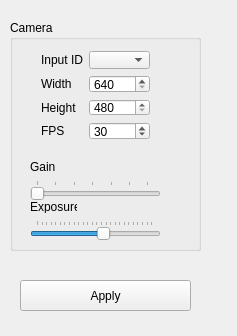
The window that Client/src/view/ConfigWindow.ui (AIRLegend/aitrack) describes before a commit, drawn with Qt 5.
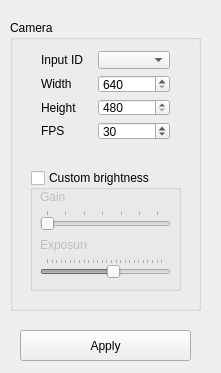
The same window after the commit.

Commit message: Added camera option to Config GUI to use default camera parameters.

```diff
--- a/Client/src/view/ConfigWindow.ui
+++ b/Client/src/view/ConfigWindow.ui
@@ -9,8 +9,8 @@
    <rect>
     <x>0</x>
     <y>0</y>
-    <width>237</width>
-    <height>336</height>
+    <width>221</width>
+    <height>373</height>
    </rect>
   </property>
   <property name="windowTitle">
@@ -22,94 +22,18 @@
      <x>10</x>
      <y>20</y>
      <width>191</width>
-     <height>231</height>
+     <height>291</height>
     </rect>
    </property>
    <property name="title">
     <string>Camera</string>
    </property>
-   <widget class="QSlider" name="sliderGain">
-    <property name="geometry">
-     <rect>
-      <x>20</x>
-      <y>160</y>
-      <width>131</width>
-      <height>20</height>
-     </rect>
-    </property>
-    <property name="minimum">
-     <number>1</number>
-    </property>
-    <property name="maximum">
-     <number>64</number>
-    </property>
-    <property name="orientation">
-     <enum>Qt::Horizontal</enum>
-    </property>
-    <property name="invertedAppearance">
-     <bool>false</bool>
-    </property>
-    <property name="invertedControls">
-     <bool>false</bool>
-    </property>
-    <property name="tickPosition">
-     <enum>QSlider::TicksAbove</enum>
-    </property>
-   </widget>
-   <widget class="QLabel" name="label_5">
-    <property name="geometry">
-     <rect>
-      <x>20</x>
-      <y>140</y>
-      <width>47</width>
-      <height>13</height>
-     </rect>
-    </property>
-    <property name="text">
-     <string>Gain</string>
-    </property>
-   </widget>
-   <widget class="QLabel" name="label_6">
-    <property name="geometry">
-     <rect>
-      <x>20</x>
-      <y>180</y>
-      <width>47</width>
-      <height>13</height>
-     </rect>
-    </property>
-    <property name="text">
-     <string>Exposure</string>
-    </property>
-   </widget>
-   <widget class="QSlider" name="sliderExposure">
-    <property name="geometry">
-     <rect>
-      <x>20</x>
-      <y>200</y>
-      <width>131</width>
-      <height>20</height>
-     </rect>
-    </property>
-    <property name="maximum">
-     <number>254</number>
-    </property>
-    <property name="value">
-     <number>144</number>
-    </property>
-    <property name="orientation">
-     <enum>Qt::Horizontal</enum>
-    </property>
-    <property name="tickPosition">
-     <enum>QSlider::TicksAbove</enum>
-    </property>
-   </widget>
-   <widget class="QWidget" name="">
+   <widget class="QWidget" name="layoutWidget">
     <property name="geometry">
      <rect>
       <x>20</x>
       <y>20</y>
-      <width>131</width>
+      <width>151</width>
       <height>111</height>
      </rect>
     </property>
@@ -186,12 +110,109 @@
      </item>
     </layout>
    </widget>
+   <widget class="QGroupBox" name="gbImageParams">
+    <property name="geometry">
+     <rect>
+      <x>20</x>
+      <y>150</y>
+      <width>151</width>
+      <height>121</height>
+     </rect>
+    </property>
+    <property name="title">
+     <string>Custom brightness</string>
+    </property>
+    <property name="checkable">
+     <bool>true</bool>
+    </property>
+    <property name="checked">
+     <bool>false</bool>
+    </property>
+    <widget class="QSlider" name="sliderGain">
+     <property name="geometry">
+      <rect>
+       <x>10</x>
+       <y>40</y>
+       <width>131</width>
+       <height>20</height>
+      </rect>
+     </property>
+     <property name="minimum">
+      <number>1</number>
+     </property>
+     <property name="maximum">
+      <number>64</number>
+     </property>
+     <property name="orientation">
+      <enum>Qt::Horizontal</enum>
+     </property>
+     <property name="invertedAppearance">
+      <bool>false</bool>
+     </property>
+     <property name="invertedControls">
+      <bool>false</bool>
+     </property>
+     <property name="tickPosition">
+      <enum>QSlider::TicksAbove</enum>
+     </property>
+    </widget>
+    <widget class="QLabel" name="label_6">
+     <property name="geometry">
+      <rect>
+       <x>10</x>
+       <y>68</y>
+       <width>47</width>
+       <height>13</height>
+      </rect>
+     </property>
+     <property name="text">
+      <string>Exposure</string>
+     </property>
+    </widget>
+    <widget class="QLabel" name="label_5">
+     <property name="geometry">
+      <rect>
+       <x>10</x>
+       <y>20</y>
+       <width>47</width>
+       <height>13</height>
+      </rect>
+     </property>
+     <property name="text">
+      <string>Gain</string>
+     </property>
+    </widget>
+    <widget class="QSlider" name="sliderExposure">
+     <property name="geometry">
+      <rect>
+       <x>10</x>
+       <y>88</y>
+       <width>131</width>
+       <height>20</height>
+      </rect>
+     </property>
+     <property name="maximum">
+      <number>254</number>
+     </property>
+     <property name="value">
+      <number>144</number>
+     </property>
+     <property name="orientation">
+      <enum>Qt::Horizontal</enum>
+     </property>
+     <property name="tickPosition">
+      <enum>QSlider::TicksAbove</enum>
+     </property>
+    </widget>
+   </widget>
+   <zorder>gbImageParams</zorder>
+   <zorder>layoutWidget</zorder>
   </widget>
   <widget class="QPushButton" name="applyBtn">
    <property name="geometry">
     <rect>
      <x>20</x>
-     <y>280</y>
+     <y>330</y>
      <width>171</width>
      <height>31</height>
     </rect>
```
The commit also changes 2 other files.
